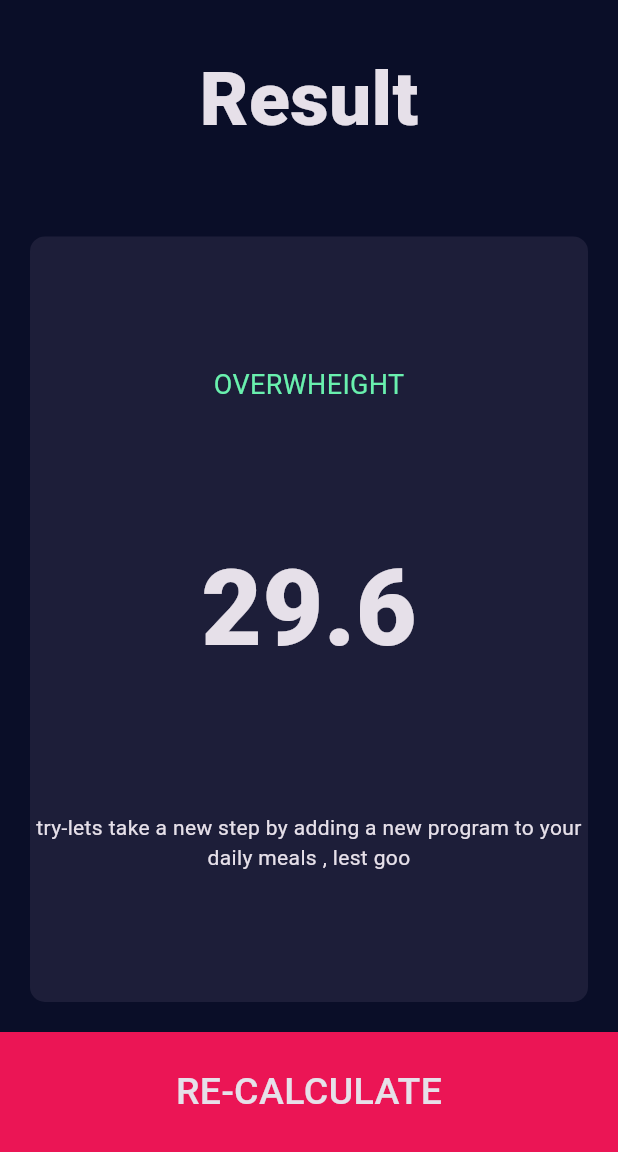
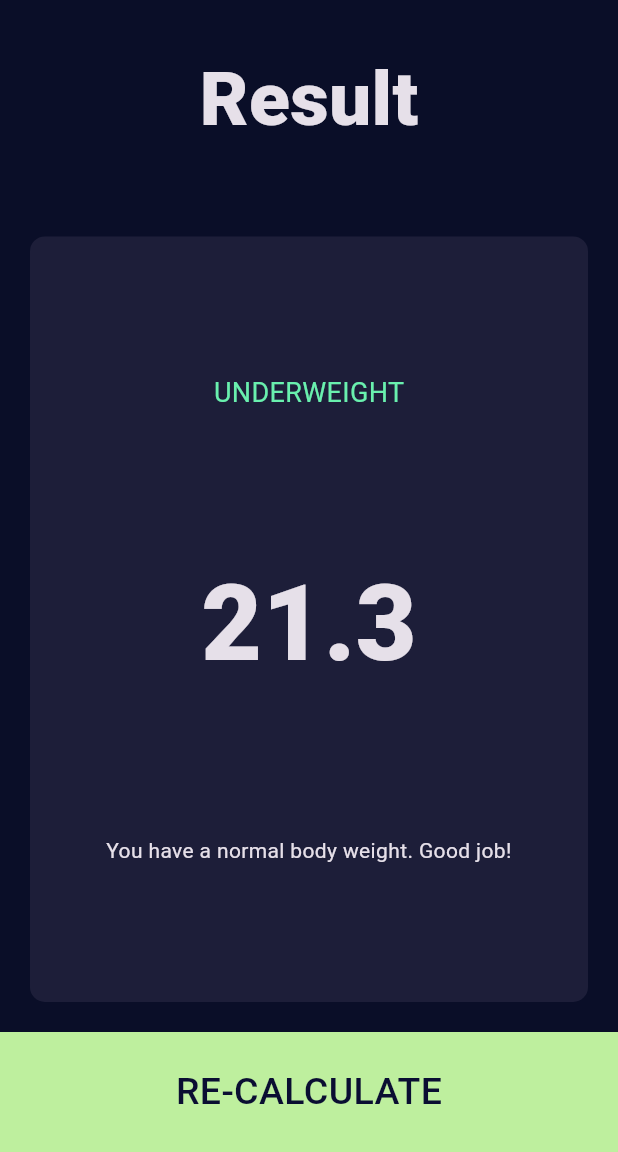
Before and after one commit to ZakariaNasri/bmi_calcucator, a Flutter app: the screen it shows after launch, after a tap on "CALCULATE", on a phone screen of 412 x 824 dp, the part 84-1236 px from its top. Run offline on Flutter 3.47's test engine with Material 3 defaults, Android fonts, the phone set to English and light mode, and no system bars; our stand-ins replace font_awesome_flutter; missing offline and left inert: dart:ffi.

Commit message:
finishing the app

```diff
--- a/lib/Components/constants.dart
+++ b/lib/Components/constants.dart
@@ -4,7 +4,8 @@ const kLabelTextStyle = TextStyle(fontSize: 18, color: Color(0xFF8D8E98));
 const kResultTextStyle = TextStyle(fontSize: 18, color: Colors.greenAccent);
 const kValueTextStyle = TextStyle(fontSize: 50, fontWeight: FontWeight.w900);
 const kFinalResultTxtStl = TextStyle(fontSize: 70, fontWeight: FontWeight.w800);
-const kResultButtonStyle = TextStyle(fontSize: 25, fontWeight: FontWeight.w500);
-const Color kBottomBarColor = Color(0xFFEB1555);
+const kResultButtonStyle = TextStyle(
+    fontSize: 25, fontWeight: FontWeight.w500, color: Color(0xFF0A0E32));
+const Color kBottomBarColor = Color(0xFFbeef9e);
 const Color kActiveCardBG = Color(0xFF1D1E39);
 const Color kInactiveCardBG = Color(0xFF0A0E32);
--- a/lib/Screens/input_page.dart
+++ b/lib/Screens/input_page.dart
@@ -6,6 +6,7 @@ import '../Components/icon_content.dart';
 import '../Components/reusable_card.dart';
 import '../Components/constants.dart';
 import '../Components/bottom_button.dart';
+import '../calculator_brain.dart';
 
 enum GenderTypes { male, female }
 
@@ -99,7 +100,7 @@ class _InputPageState extends State<InputPage> {
                   SliderTheme(
                     data: SliderTheme.of(context).copyWith(
                         overlayColor: Color(0x29EB1555),
-                        thumbColor: Color(0x2FFEB1555),
+                        thumbColor: Color(0x2FFbeef9e),
                         thumbShape:
                             RoundSliderThumbShape(enabledThumbRadius: 16),
                         activeTrackColor: Colors.white,
@@ -216,8 +217,14 @@ class _InputPageState extends State<InputPage> {
           BottomButton(
             text: 'CALCULATE',
             onTap: () {
+              CalculatorBrain calc =
+                  CalculatorBrain(weight: weight, height: height);
               Navigator.push(context, MaterialPageRoute(builder: (context) {
-                return ResultsPage();
+                return ResultsPage(
+                  textResult: calc.getResult(),
+                  bmi: calc.calculateBmi(),
+                  interpretation: calc.getInterpretation(),
+                );
               }));
             },
           ),
--- a/lib/Screens/results_page.dart
+++ b/lib/Screens/results_page.dart
@@ -5,7 +5,14 @@ import '../Components/constants.dart';
 import '../Components/bottom_button.dart';
 
 class ResultsPage extends StatelessWidget {
-  const ResultsPage({super.key});
+  ResultsPage(
+      {required this.textResult,
+      required this.bmi,
+      required this.interpretation});
+
+  final String textResult;
+  final String bmi;
+  final String interpretation;
   @override
   Widget build(BuildContext context) {
     return Scaffold(
@@ -33,16 +40,19 @@ class ResultsPage extends StatelessWidget {
                 crossAxisAlignment: CrossAxisAlignment.center,
                 children: [
                   Text(
-                    'OVERWHEIGHT',
+                    textResult,
                     style: kResultTextStyle,
                   ),
                   Text(
-                    '29.6',
+                    bmi,
                     style: kFinalResultTxtStl,
                   ),
-                  Text(
-                    'try-lets take a new step by adding a new program to your daily meals , lest goo',
-                    textAlign: TextAlign.center,
+                  Container(
+                    padding: EdgeInsets.symmetric(horizontal: 20),
+                    child: Text(
+                      interpretation,
+                      textAlign: TextAlign.center,
+                    ),
                   )
                 ],
               ),
--- a/lib/calculator_brain.dart
+++ b/lib/calculator_brain.dart
@@ -22,4 +22,14 @@ class CalculatorBrain {
       return 'UNDERWEIGHT';
     }
   }
+
+  String getInterpretation() {
+    if (_bmi >= 25) {
+      return 'You have a higher than normal body weight. Try to exercice more.';
+    } else if (_bmi > 18.5) {
+      return 'You have a normal body weight. Good job!';
+    } else {
+      return 'You have a lower than normal body weight. Try to eat more.';
+    }
+  }
 }
```
